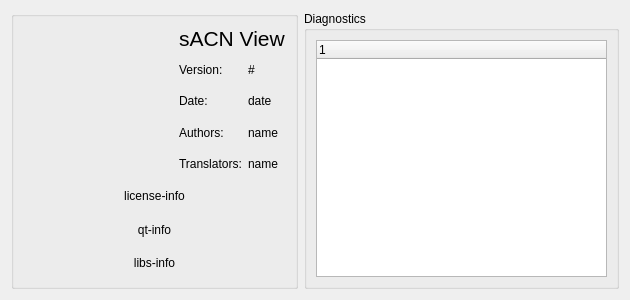
This is ui/aboutdialog.ui in docsteer/sacnview as Qt 5 draws it before an edit. The edited form follows.
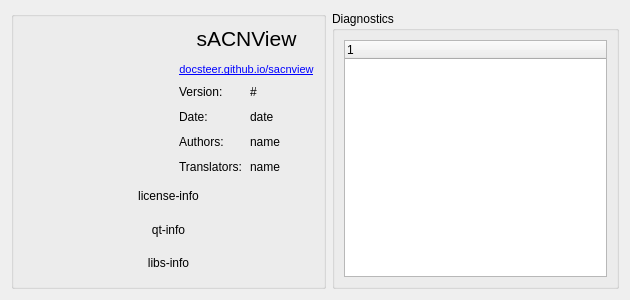
This is the edited form. Icons and pictures are not drawn.

Commit message:
Update about box
Add link to github.io page (Resolves #161)
Add license info for libpcap

The edit to the form file:
```diff
--- a/ui/aboutdialog.ui
+++ b/ui/aboutdialog.ui
@@ -97,7 +97,10 @@
              </font>
             </property>
             <property name="text">
-             <string>sACN View</string>
+             <string>&lt;html&gt;&lt;head/&gt;&lt;body&gt;&lt;p align=&quot;center&quot;&gt;sACNView&lt;/p&gt;&lt;p align=&quot;center&quot;&gt;&lt;a href=&quot;http://docsteer.github.io/sacnview/&quot;&gt;&lt;span style=&quot; font-size:8pt; text-decoration: underline; color:#0000ff;&quot;&gt;docsteer.github.io/sacnview&lt;/span&gt;&lt;/a&gt;&lt;/p&gt;&lt;/body&gt;&lt;/html&gt;</string>
+            </property>
+            <property name="openExternalLinks">
+             <bool>true</bool>
             </property>
            </widget>
           </item>
```
Left out of the diff: 9 changed lines with no effect on the pictures. The commit also changes 2 other files.
